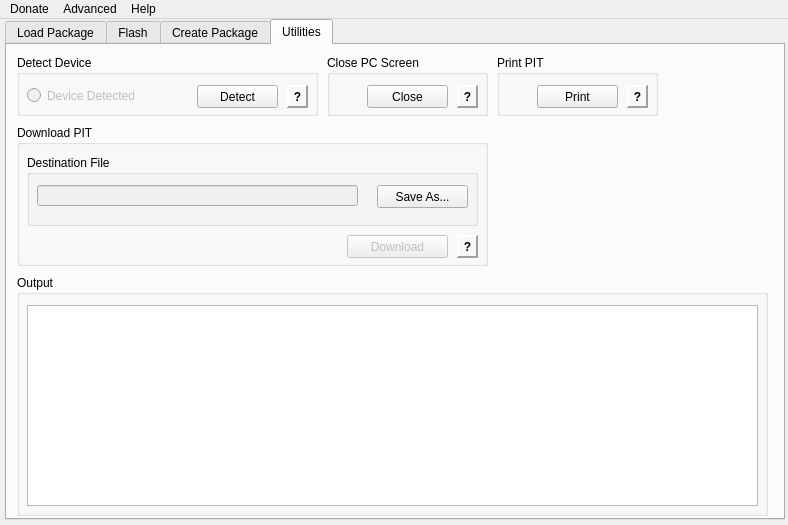
This is heimdall-frontend/mainwindow.ui in Benjamin-Dobell/Heimdall as Qt 5 draws it before an edit. The edited form follows.
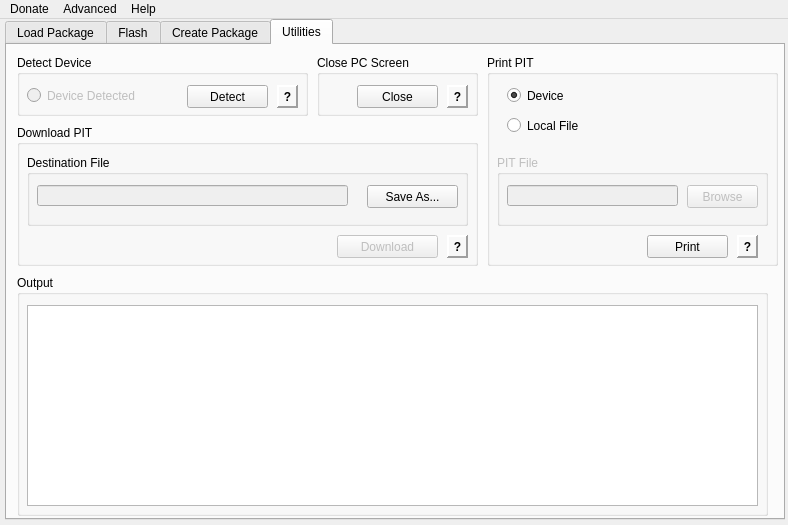
This is the edited form. The open tabs and pages were chosen to show the change.

Commit message: Heimdall 1.4 RC1:     - Massive refactoring.     - Support for Qualcomm based devices.     - Print PIT from file.     - Use partition names as arguments e.g. --HIDDEN, --KERNEL, --MOVINAND etc.     - Heimdall Frontend UI improvements.     - And much more...

What changed in the file:
```diff
--- a/heimdall-frontend/mainwindow.ui
+++ b/heimdall-frontend/mainwindow.ui
@@ -1348,7 +1348,7 @@
        <rect>
         <x>10</x>
         <y>80</y>
-        <width>471</width>
+        <width>461</width>
         <height>141</height>
        </rect>
       </property>
@@ -1360,7 +1360,7 @@
         <rect>
          <x>10</x>
          <y>30</y>
-         <width>451</width>
+         <width>441</width>
          <height>71</height>
         </rect>
        </property>
@@ -1375,7 +1375,7 @@
          <rect>
           <x>10</x>
           <y>30</y>
-          <width>321</width>
+          <width>311</width>
           <height>21</height>
          </rect>
         </property>
@@ -1389,7 +1389,7 @@
         </property>
         <property name="geometry">
          <rect>
-          <x>350</x>
+          <x>340</x>
           <y>30</y>
           <width>91</width>
           <height>23</height>
@@ -1406,7 +1406,7 @@
        </property>
        <property name="geometry">
         <rect>
-         <x>330</x>
+         <x>320</x>
          <y>110</y>
          <width>101</width>
          <height>23</height>
@@ -1419,7 +1419,7 @@
       <widget class="QLabel" name="downloadPitTipLabel">
        <property name="geometry">
         <rect>
-         <x>440</x>
+         <x>430</x>
          <y>110</y>
          <width>21</width>
          <height>23</height>
@@ -1494,7 +1494,7 @@
        <rect>
         <x>10</x>
         <y>10</y>
-        <width>301</width>
+        <width>291</width>
         <height>61</height>
        </rect>
       </property>
@@ -1504,7 +1504,7 @@
       <widget class="QPushButton" name="detectDeviceButton">
        <property name="geometry">
         <rect>
-         <x>180</x>
+         <x>170</x>
          <y>30</y>
          <width>81</width>
          <height>23</height>
@@ -1525,7 +1525,7 @@
         <rect>
          <x>10</x>
          <y>30</y>
-         <width>161</width>
+         <width>151</width>
          <height>21</height>
         </rect>
        </property>
@@ -1542,7 +1542,7 @@
        </property>
        <property name="geometry">
         <rect>
-         <x>270</x>
+         <x>260</x>
          <y>30</y>
          <width>21</width>
          <height>23</height>
@@ -1586,10 +1586,10 @@
      <widget class="QGroupBox" name="printPitGroup">
       <property name="geometry">
        <rect>
-        <x>490</x>
+        <x>480</x>
         <y>10</y>
-        <width>161</width>
-        <height>61</height>
+        <width>291</width>
+        <height>211</height>
        </rect>
       </property>
       <property name="title">
@@ -1598,8 +1598,8 @@
       <widget class="QPushButton" name="printPitButton">
        <property name="geometry">
         <rect>
-         <x>40</x>
-         <y>30</y>
+         <x>160</x>
+         <y>180</y>
          <width>81</width>
          <height>23</height>
         </rect>
@@ -1611,8 +1611,8 @@
       <widget class="QLabel" name="printPitTipLabel">
        <property name="geometry">
         <rect>
-         <x>130</x>
-         <y>30</y>
+         <x>250</x>
+         <y>180</y>
          <width>21</width>
          <height>23</height>
         </rect>
@@ -1645,11 +1645,100 @@
         <set>Qt::AlignCenter</set>
        </property>
       </widget>
+      <widget class="QRadioButton" name="printPitDeviceRadioBox">
+       <property name="enabled">
+        <bool>true</bool>
+       </property>
+       <property name="geometry">
+        <rect>
+         <x>20</x>
+         <y>30</y>
+         <width>261</width>
+         <height>21</height>
+        </rect>
+       </property>
+       <property name="text">
+        <string>Device</string>
+       </property>
+       <property name="checkable">
+        <bool>true</bool>
+       </property>
+       <property name="checked">
+        <bool>true</bool>
+       </property>
+      </widget>
+      <widget class="QRadioButton" name="printPitLocalFileRadioBox">
+       <property name="enabled">
+        <bool>true</bool>
+       </property>
+       <property name="geometry">
+        <rect>
+         <x>20</x>
+         <y>60</y>
+         <width>261</width>
+         <height>21</height>
+        </rect>
+       </property>
+       <property name="text">
+        <string>Local File</string>
+       </property>
+       <property name="checkable">
+        <bool>true</bool>
+       </property>
+      </widget>
+      <widget class="QGroupBox" name="printLocalPitGroup">
+       <property name="enabled">
+        <bool>false</bool>
+       </property>
+       <property name="geometry">
+        <rect>
+         <x>10</x>
+         <y>100</y>
+         <width>271</width>
+         <height>71</height>
+        </rect>
+       </property>
+       <property name="title">
+        <string>PIT File</string>
+       </property>
+       <widget class="QLineEdit" name="printLocalPitLineEdit">
+        <property name="enabled">
+         <bool>false</bool>
+        </property>
+        <property name="geometry">
+         <rect>
+          <x>10</x>
+          <y>30</y>
+          <width>171</width>
+          <height>21</height>
+         </rect>
+        </property>
+        <property name="readOnly">
+         <bool>true</bool>
+        </property>
+       </widget>
+       <widget class="QPushButton" name="printLocalPitBrowseButton">
+        <property name="enabled">
+         <bool>false</bool>
+        </property>
+        <property name="geometry">
+         <rect>
+          <x>190</x>
+          <y>30</y>
+          <width>71</width>
+          <height>23</height>
+         </rect>
+        </property>
+        <property name="text">
+         <string>Browse</string>
+        </property>
+       </widget>
+      </widget>
      </widget>
      <widget class="QGroupBox" name="closePcScreenGroup">
       <property name="geometry">
        <rect>
-        <x>320</x>
+        <x>310</x>
         <y>10</y>
         <width>161</width>
         <height>61</height>
```
Left out of the diff: 14 changed lines with no effect on the pictures. The commit also changes 89 other files.
